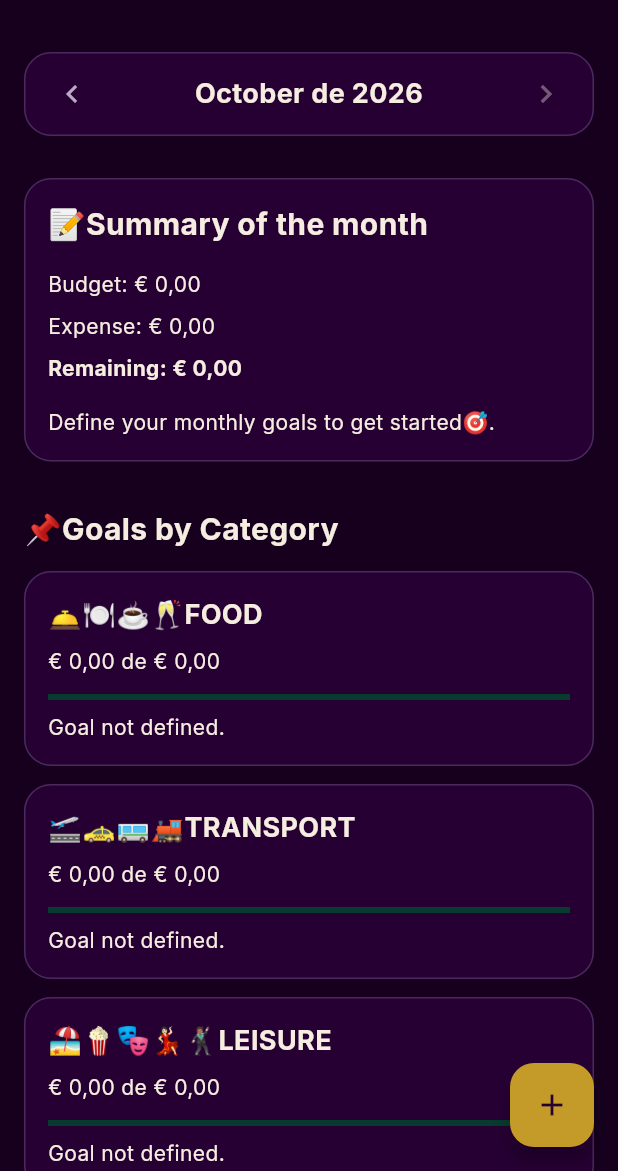
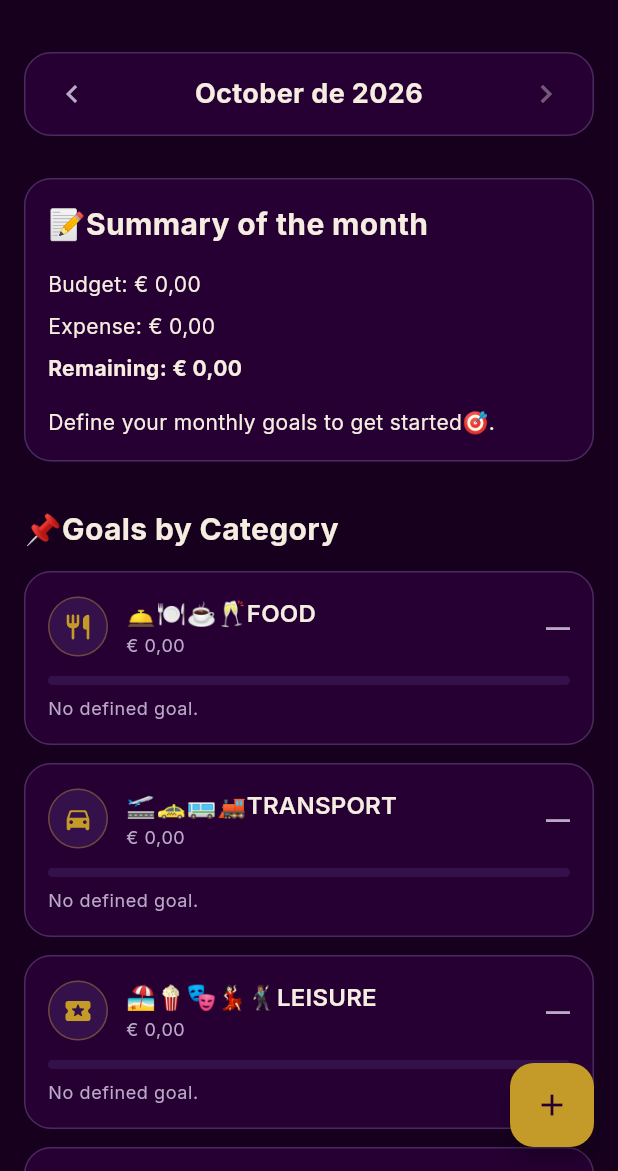
Before and after one commit to hertafranca/OrcamentoMensalemFlutter, a Flutter app: the screen it shows after launch, on a phone screen of 412 x 824 dp, the part 65-1236 px from its top. Run offline on Flutter 3.47's test engine with Material 3 defaults, Android fonts, the phone set to English and light mode, and no system bars; our stand-ins replace google_fonts, shared_preferences.

Commit message:
New category card

```diff
--- a/lib/widgets/category_budget_card.dart
+++ b/lib/widgets/category_budget_card.dart
@@ -1,59 +1,109 @@
 import 'package:flutter/material.dart';
 
 import '../models/expense_category.dart';
+import '../theme/app_colors.dart';
+import '../utils/money_formatter.dart';
+import 'category_avatar.dart';
 
-// Mostra um resumo do orçamento e despesas de uma categoria específica,
-// incluindo o saldo restante ou excedido.
 class CategoryBudgetCard extends StatelessWidget {
   final ExpenseCategory category;
   final double goal;
   final double spent;
-//metas e gastos.
+
   const CategoryBudgetCard({
     super.key,
     required this.category,
     required this.goal,
     required this.spent,
   });
-// Formata o valor monetário para o formato europeu
-// (com vírgula como separador decimal)
-  String _formatMoney(double value) {
-    return '€ ${value.toStringAsFixed(2).replaceAll('.', ',')}';
-  }
-// Constrói o widget do cartão de resumo do orçamento da categoria,
-// exibindo a meta, despesas, saldo restante ou excedido,
+
   @override
   Widget build(BuildContext context) {
-    final progress = goal > 0 ? (spent / goal).clamp(0.0, 1.0).toDouble() : 0.0;
+    final textTheme = Theme.of(context).textTheme;
 
+    final hasGoal = goal > 0;
+    final ratio = hasGoal ? spent / goal : 0.0;
     final difference = goal - spent;
-    final isOverGoal = difference < 0;
-// Retorna um Card contendo o resumo do orçamento e despesas da categoria
+
+    final Color statusColor;
+    final String statusText;
+
+    if (!hasGoal) {
+      statusColor = AppColors.textSecondary;
+      statusText = 'No defined goal.';
+    } else if (ratio > 1) {
+      statusColor = AppColors.danger;
+      statusText = 'Exceeded amount ${MoneyFormatter.format(difference.abs())}';
+    } else if (ratio >= 0.8) {
+      statusColor = AppColors.warning;
+      statusText = 'Remaining amount ${MoneyFormatter.format(difference)}';
+    } else {
+      statusColor = AppColors.success;
+      statusText = 'Remaining amount ${MoneyFormatter.format(difference)}';
+    }
+
+    final percentText = hasGoal ? '${(ratio * 100).round()}%' : '—';
+
+    final amountText = hasGoal
+        ? '${MoneyFormatter.format(spent)} de ${MoneyFormatter.format(goal)}'
+        : MoneyFormatter.format(spent);
+
     return Card(
       child: Padding(
         padding: const EdgeInsets.all(16),
         child: Column(
           crossAxisAlignment: CrossAxisAlignment.stretch,
           children: [
+            Row(
+              children: [
+                CategoryAvatar(category: category, size: 40),
+                const SizedBox(width: 12),
+                Expanded(
+                  child: Column(
+                    crossAxisAlignment: CrossAxisAlignment.start,
+                    children: [
+                      Text(
+                        category.label,
+                        style: textTheme.titleMedium?.copyWith(
+                          fontWeight: FontWeight.w600,
+                        ),
+                      ),
+                      const SizedBox(height: 2),
+                      Text(
+                        amountText,
+                        style: textTheme.bodySmall?.copyWith(
+                          color: AppColors.textSecondary,
+                        ),
+                      ),
+                    ],
+                  ),
+                ),
+                Text(
+                  percentText,
+                  style: textTheme.titleMedium?.copyWith(
+                    color: statusColor,
+                    fontWeight: FontWeight.w700,
+                  ),
+                ),
+              ],
+            ),
+            const SizedBox(height: 12),
+            ClipRRect(
+              borderRadius: BorderRadius.circular(8),
+              child: LinearProgressIndicator(
+                value: hasGoal ? ratio.clamp(0.0, 1.0).toDouble() : 0.0,
+                minHeight: 6,
+                color: statusColor,
+                backgroundColor: AppColors.surfaceHigh,
+              ),
+            ),
+            const SizedBox(height: 8),
             Text(
-              category.label,
-              style: const TextStyle(fontSize: 18, fontWeight: FontWeight.bold),
+              statusText,
+              style: textTheme.bodySmall?.copyWith(color: statusColor),
             ),
-            // Espaçamento entre os elementos do cartão
-            const SizedBox(height: 8),
-            Text('${_formatMoney(spent)} de ${_formatMoney(goal)}'),
-            const SizedBox(height: 12),
-            LinearProgressIndicator(value: progress),
-            const SizedBox(height: 8),
-            if (goal == 0)
-              const Text('Goal not defined.')
-            else if (isOverGoal)
-              Text('Target exceeded in ${_formatMoney(difference.abs())}.')
-            else
-              Text('You can still spend ${_formatMoney(difference)}.'),
           ],
         ),
-        // Espaçamento interno do cartão
       ),
     );
   }
```
